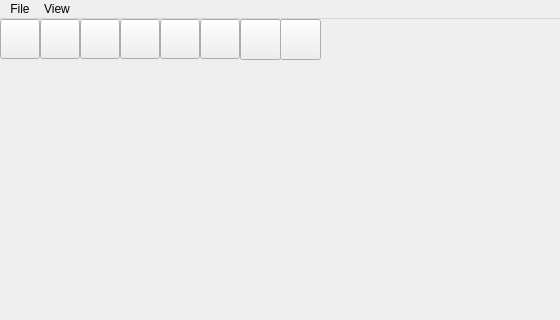
gintalk/network-visualization-main, file frontend/resource/GUI.ui: the form before one commit; both pictures show x 0 to 560 and y 0 to 320 of the 1000 by 700 pixel window.
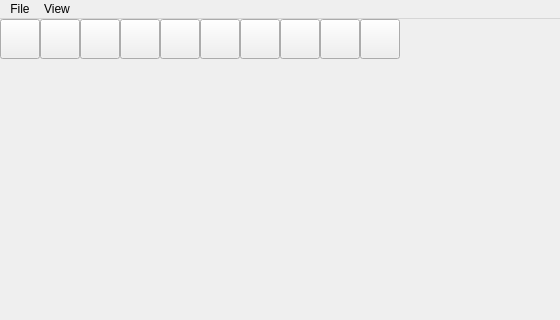
The form after the commit. Icons and pictures are not drawn.

```diff
--- a/frontend/resource/GUI.ui
+++ b/frontend/resource/GUI.ui
@@ -278,10 +278,10 @@
    <widget class="QPushButton" name="color_change">
     <property name="geometry">
      <rect>
-      <x>240</x>
+      <x>360</x>
       <y>0</y>
-      <width>41</width>
-      <height>41</height>
+      <width>40</width>
+      <height>40</height>
      </rect>
     </property>
     <property name="text">
@@ -291,10 +291,10 @@
    <widget class="QPushButton" name="color_change_node">
     <property name="geometry">
      <rect>
-      <x>280</x>
+      <x>320</x>
       <y>0</y>
-      <width>41</width>
-      <height>41</height>
+      <width>40</width>
+      <height>40</height>
      </rect>
     </property>
     <property name="text">
```
Left out of the diff: 4 changed lines with no effect on the pictures.
